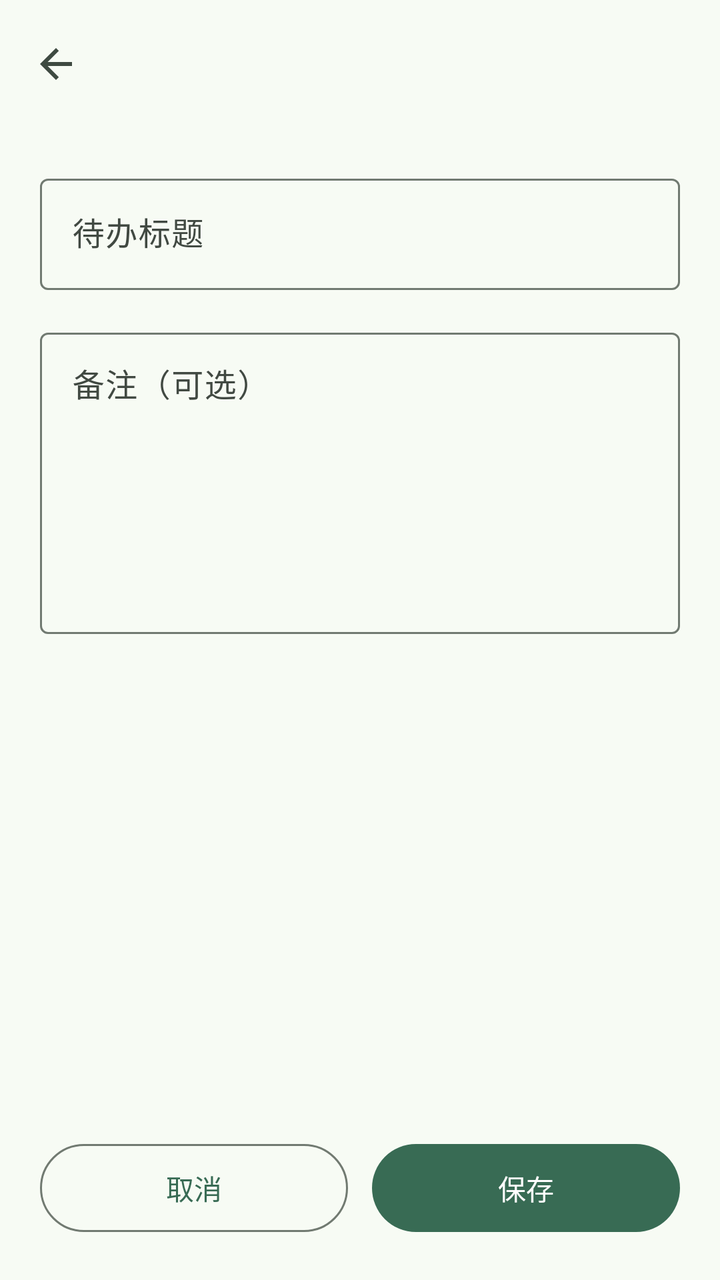
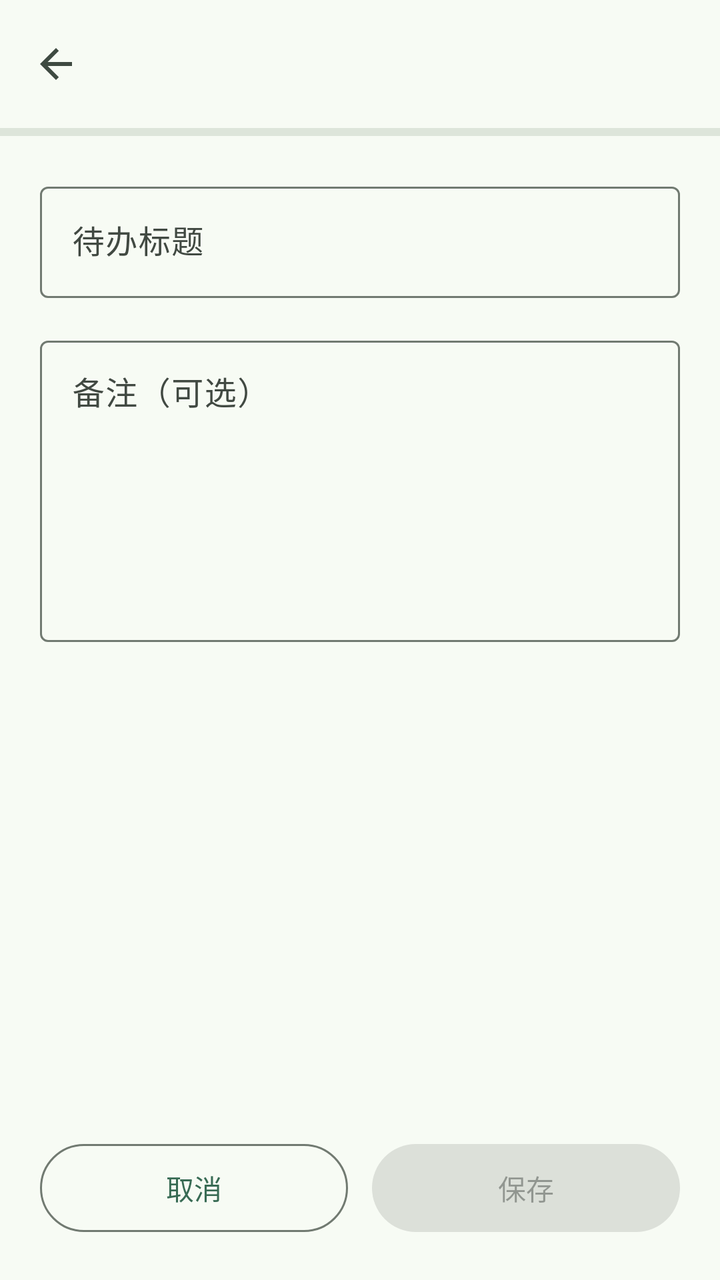

Screens rendered from an Android XML layout before and after an edit, with the pre-edit source and the edit as a unified diff.
<!-- AndroidManifest.xml: application theme Theme.NoteFlow -->
<!-- res/layout/fragment_todo_edit.xml -->
<?xml version="1.0" encoding="utf-8"?>
<LinearLayout xmlns:android="http://schemas.android.com/apk/res/android"
    xmlns:app="http://schemas.android.com/apk/res-auto"
    android:layout_width="match_parent"
    android:layout_height="match_parent"
    android:orientation="vertical">

    <com.google.android.material.appbar.MaterialToolbar
        android:id="@+id/toolbar"
        android:layout_width="match_parent"
        android:layout_height="?attr/actionBarSize"
        android:background="?attr/colorSurface"
        app:navigationContentDescription="@string/cd_back"
        app:navigationIcon="@drawable/ic_arrow_back"
        app:titleTextAppearance="@style/TextAppearance.NoteFlow.ToolbarTitle" />

    <androidx.core.widget.NestedScrollView
        android:layout_width="match_parent"
        android:layout_height="0dp"
        android:layout_weight="1"
        android:fillViewport="true">

        <LinearLayout
            android:layout_width="match_parent"
            android:layout_height="wrap_content"
            android:orientation="vertical"
            android:padding="20dp">

            <com.google.android.material.textfield.TextInputLayout
                android:id="@+id/titleLayout"
                style="@style/Widget.Material3.TextInputLayout.OutlinedBox"
                android:layout_width="match_parent"
                android:layout_height="wrap_content"
                android:hint="@string/todo_edit_hint_title">

                <com.google.android.material.textfield.TextInputEditText
                    android:id="@+id/titleInput"
                    android:layout_width="match_parent"
                    android:layout_height="wrap_content"
                    android:imeOptions="actionNext"
                    android:inputType="textCapSentences"
                    android:maxLines="1" />
            </com.google.android.material.textfield.TextInputLayout>

            <com.google.android.material.textfield.TextInputLayout
                style="@style/Widget.Material3.TextInputLayout.OutlinedBox"
                android:layout_width="match_parent"
                android:layout_height="wrap_content"
                android:layout_marginTop="16dp"
                android:hint="@string/todo_edit_hint_content">

                <com.google.android.material.textfield.TextInputEditText
                    android:id="@+id/contentInput"
                    android:layout_width="match_parent"
                    android:layout_height="wrap_content"
                    android:gravity="top"
                    android:inputType="textCapSentences|textMultiLine"
                    android:maxLines="12"
                    android:minLines="6" />
            </com.google.android.material.textfield.TextInputLayout>

            <TextView
                android:id="@+id/demoHint"
                android:layout_width="match_parent"
                android:layout_height="wrap_content"
                android:layout_marginTop="16dp"
                android:lineSpacingExtra="3dp"
                android:textAppearance="@style/TextAppearance.NoteFlow.Caption"
                android:textColor="?attr/colorOnSurfaceVariant" />
        </LinearLayout>
    </androidx.core.widget.NestedScrollView>

    <LinearLayout
        android:layout_width="match_parent"
        android:layout_height="wrap_content"
        android:orientation="horizontal"
        android:paddingStart="20dp"
        android:paddingTop="12dp"
        android:paddingEnd="20dp"
        android:paddingBottom="20dp">

        <com.google.android.material.button.MaterialButton
            android:id="@+id/cancelButton"
            android:layout_width="0dp"
            android:layout_height="52dp"
            android:layout_weight="1"
            android:backgroundTint="@android:color/transparent"
            android:text="@string/todo_action_cancel"
            android:textColor="?attr/colorPrimary"
            app:strokeColor="?attr/colorOutline"
            app:strokeWidth="1dp" />

        <com.google.android.material.button.MaterialButton
            android:id="@+id/saveButton"
            android:layout_width="0dp"
            android:layout_height="52dp"
            android:layout_marginStart="12dp"
            android:layout_weight="1"
            android:text="@string/todo_action_save" />
    </LinearLayout>
</LinearLayout>
<!-- resources referenced by this layout -->
<resources>
  <!-- drawable ic_arrow_back (drawable) -->
  <vector xmlns:android="http://schemas.android.com/apk/res/android"
      android:width="24dp"
      android:height="24dp"
      android:viewportWidth="24"
      android:viewportHeight="24">
      <path
          android:fillColor="@color/note_toolbar_icon"
          android:pathData="M20,11H7.83l5.59,-5.59L12,4l-8,8 8,8 1.41,-1.41L7.83,13H20v-2z" />
  </vector>
  <string name="cd_back">返回</string>
  <string name="todo_action_cancel">取消</string>
  <string name="todo_action_save">保存</string>
  <string name="todo_edit_hint_content">备注（可选）</string>
  <string name="todo_edit_hint_title">待办标题</string>
  <style name="TextAppearance.NoteFlow.Caption" parent="TextAppearance.Material3.BodySmall">
          <item name="android:textColor">?attr/colorOnSurfaceVariant</item>
      </style>
  <style name="TextAppearance.NoteFlow.ToolbarTitle" parent="TextAppearance.Material3.TitleLarge">
          <item name="android:textColor">?attr/colorOnSurface</item>
          <item name="android:textStyle">bold</item>
      </style>
  <style name="Theme.NoteFlow" parent="Theme.NoteFlow.Base" />
  <color name="note_toolbar_icon">#3E4A41</color>
  <style name="Theme.NoteFlow.Base" parent="Theme.Material3.DayNight.NoActionBar">
          <item name="colorPrimary">@color/note_primary</item>
          <item name="colorOnPrimary">@color/note_on_primary</item>
          <item name="colorPrimaryContainer">@color/note_primary_container</item>
          <item name="colorOnPrimaryContainer">@color/note_on_primary_container</item>
          <item name="colorSecondary">@color/note_secondary</item>
          <item name="colorOnSecondary">@color/note_on_secondary</item>
          <item name="colorSecondaryContainer">@color/note_secondary_container</item>
          <item name="colorOnSecondaryContainer">@color/note_on_secondary_container</item>
          <item name="colorSurface">@color/note_surface</item>
          <item name="colorOnSurface">@color/note_on_surface</item>
          <item name="colorSurfaceVariant">@color/note_surface_variant</item>
          <item name="colorOnSurfaceVariant">@color/note_on_surface_variant</item>
          <item name="colorOutline">@color/note_outline</item>
          <item name="colorError">@color/note_error</item>
          <item name="colorOnError">@color/note_on_error</item>
  
          <item name="android:colorBackground">@color/note_surface</item>
          <item name="android:windowBackground">@color/note_surface</item>
          <item name="android:statusBarColor">@color/note_surface</item>
          <item name="android:navigationBarColor">@color/note_navigation_bar</item>
          <item name="android:windowLightStatusBar">@bool/light_system_bars</item>
          <item name="android:windowActionModeOverlay">true</item>
      </style>
  <color name="note_primary">#386B54</color>
  <color name="note_on_primary">#FFFFFF</color>
  <color name="note_primary_container">#BCF0D5</color>
  <color name="note_on_primary_container">#002116</color>
  <color name="note_secondary">#4F6355</color>
  <color name="note_on_secondary">#FFFFFF</color>
  <color name="note_secondary_container">#D2E8D6</color>
  <color name="note_on_secondary_container">#0C1F14</color>
  <color name="note_surface">#F7FBF4</color>
  <color name="note_on_surface">#181D19</color>
  <color name="note_surface_variant">#DDE5DA</color>
  <color name="note_on_surface_variant">#414942</color>
  <color name="note_outline">#717A71</color>
  <color name="note_error">#BA1A1A</color>
  <color name="note_on_error">#FFFFFF</color>
  <color name="note_navigation_bar">#234536</color>
</resources>

<!-- the commit's change to res/layout/fragment_todo_edit.xml (unified diff, before → after) -->
@@ -13,6 +13,16 @@
         app:navigationContentDescription="@string/cd_back"
         app:navigationIcon="@drawable/ic_arrow_back"
         app:titleTextAppearance="@style/TextAppearance.NoteFlow.ToolbarTitle" />
+
+    <com.google.android.material.progressindicator.LinearProgressIndicator
+        android:id="@+id/editProgress"
+        android:layout_width="match_parent"
+        android:layout_height="3dp"
+        android:indeterminate="true"
+        android:visibility="visible"
+        app:indicatorColor="?attr/colorPrimary"
+        app:trackColor="@color/note_surface_variant"
+        app:trackCornerRadius="0dp" />
 
     <androidx.core.widget.NestedScrollView
         android:layout_width="match_parent"
@@ -60,7 +70,7 @@
             </com.google.android.material.textfield.TextInputLayout>
 
             <TextView
-                android:id="@+id/demoHint"
+                android:id="@+id/storageHint"
                 android:layout_width="match_parent"
                 android:layout_height="wrap_content"
                 android:layout_marginTop="16dp"
@@ -85,6 +95,7 @@
             android:layout_height="52dp"
             android:layout_weight="1"
             android:backgroundTint="@android:color/transparent"
+            android:enabled="false"
             android:text="@string/todo_action_cancel"
             android:textColor="?attr/colorPrimary"
             app:strokeColor="?attr/colorOutline"
@@ -96,6 +107,7 @@
             android:layout_height="52dp"
             android:layout_marginStart="12dp"
             android:layout_weight="1"
+            android:enabled="false"
             android:text="@string/todo_action_save" />
     </LinearLayout>
 </LinearLayout>
